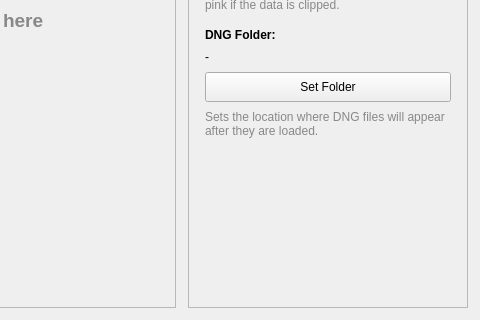
First picture: the form in ui/mainwindow.ui, repository xtrul/motioncam-fs, before the edit; both pictures show x 320 to 800 and y 280 to 600 of the 800 by 600 pixel window.
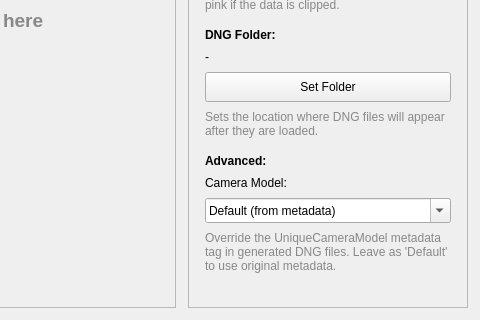
Second picture: the form after the edit.

The edit to the form file:
```diff
--- a/ui/mainwindow.ui
+++ b/ui/mainwindow.ui
@@ -309,6 +309,72 @@
          </item>
         </layout>
        </item>
+       <item>
+        <layout class="QVBoxLayout" name="advancedSection">
+         <property name="spacing">
+          <number>8</number>
+         </property>
+         <item>
+          <widget class="QLabel" name="advancedSectionTitle">
+           <property name="text">
+            <string>&lt;html&gt;&lt;head/&gt;&lt;body&gt;&lt;p&gt;&lt;span style=&quot; font-weight:600;&quot;&gt;Advanced:&lt;/span&gt;&lt;/p&gt;&lt;/body&gt;&lt;/html&gt;</string>
+           </property>
+          </widget>
+         </item>
+         <item>
+          <layout class="QVBoxLayout" name="cameraModelSection">
+           <property name="spacing">
+            <number>8</number>
+           </property>
+           <item>
+            <widget class="QLabel" name="cameraModelLabel">
+             <property name="text">
+              <string>Camera Model:</string>
+             </property>
+            </widget>
+           </item>
+           <item>
+            <widget class="QComboBox" name="cameraModelComboBox">
+             <property name="minimumSize">
+              <size>
+               <width>0</width>
+               <height>25</height>
+              </size>
+             </property>
+             <property name="editable">
+              <bool>true</bool>
+             </property>
+             <item>
+              <property name="text">
+               <string>Default (from metadata)</string>
+              </property>
+             </item>
+             <item>
+              <property name="text">
+               <string>Blackmagic Pocket Cinema Camera 4K</string>
+              </property>
+             </item>
+             <item>
+              <property name="text">
+               <string>Panasonic General</string>
+              </property>
+             </item>
+            </widget>
+           </item>
+           <item>
+            <widget class="QLabel" name="cameraModelDescription">
+             <property name="text">
+              <string>&lt;html&gt;&lt;head/&gt;&lt;body&gt;&lt;p&gt;&lt;span style=&quot; font-size:9pt; color:#888888;&quot;&gt;Override the UniqueCameraModel metadata tag in generated DNG files. Leave as 'Default' to use original metadata.&lt;/span&gt;&lt;/p&gt;&lt;/body&gt;&lt;/html&gt;</string>
+             </property>
+             <property name="wordWrap">
+              <bool>true</bool>
+             </property>
+            </widget>
+           </item>
+          </layout>
+         </item>
+        </layout>
+       </item>
        <item>
         <spacer name="verticalSpacer">
          <property name="orientation">
```
